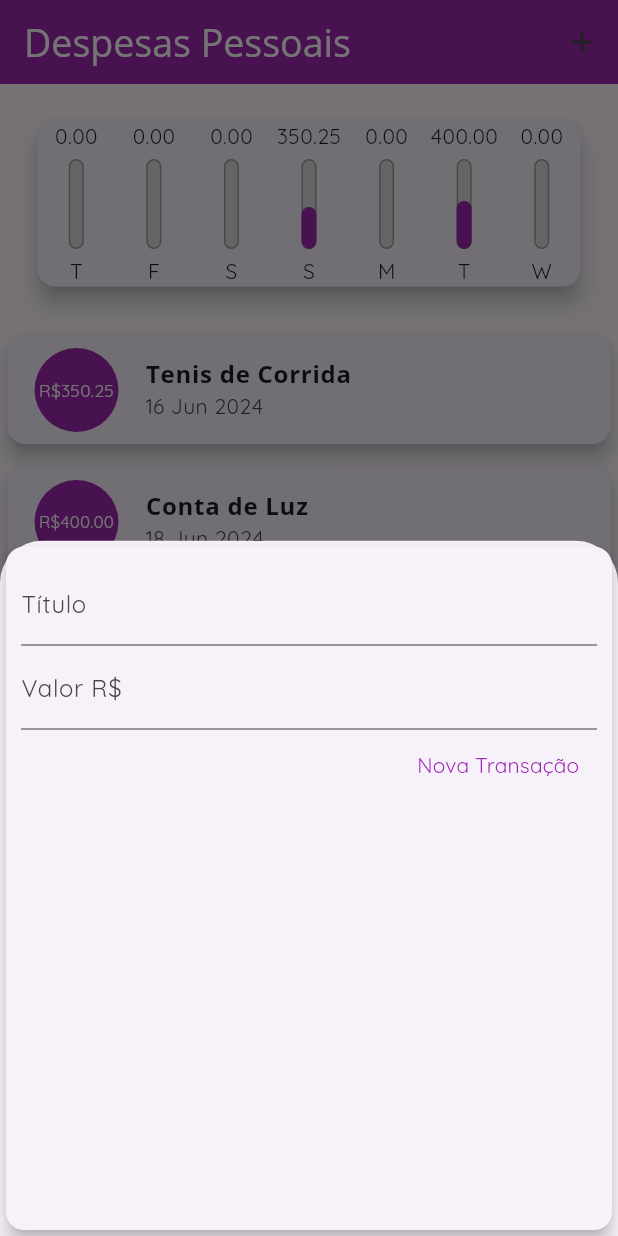
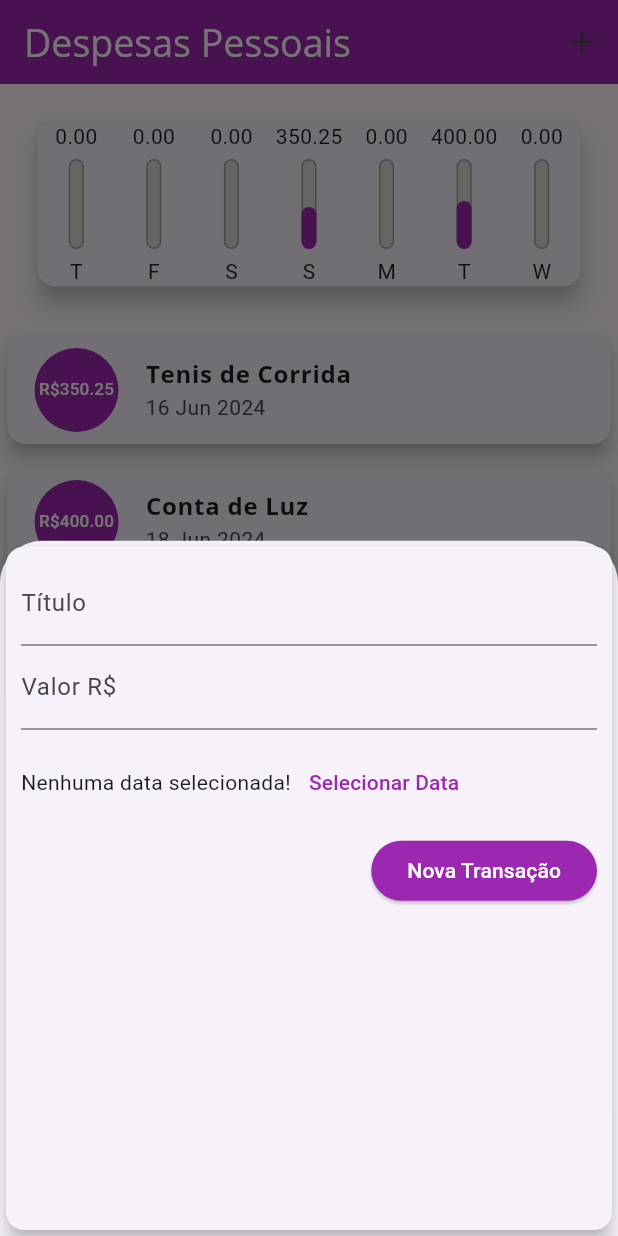
Before and after one commit to juniin1233/Expenses, a Flutter app: the screen it shows after launch, after a tap on the "add" icon, on a phone screen of 412 x 824 dp. Run offline on Flutter 3.47's test engine with Material 3 defaults, Android fonts, the phone set to English and light mode, and no system bars.

Commit message:
Update no Form

```diff
--- a/expenses/lib/main.dart
+++ b/expenses/lib/main.dart
@@ -14,7 +14,7 @@ class Expenses extends StatelessWidget {
       debugShowCheckedModeBanner: false,
       home: const MyHomePage(),
       theme: ThemeData(
-        fontFamily: 'Quicksand',
+        // fontFamily: 'Quicksand',
         appBarTheme: const AppBarTheme(
           titleTextStyle: TextStyle(
             fontSize: 25,
--- a/expenses/lib/widgets/transaction_form.dart
+++ b/expenses/lib/widgets/transaction_form.dart
@@ -10,7 +10,6 @@ class TransactionForm extends StatefulWidget {
 }
 
 class _TransactionFormState extends State<TransactionForm> {
-
   final titleController = TextEditingController();
   final valueController = TextEditingController();
 
@@ -21,7 +20,7 @@ class _TransactionFormState extends State<TransactionForm> {
     final value = double.tryParse(valueController.text) ?? 0.0;
 
     // Esta fazendo uma verificação, caso o titulo estiver vazio e o valor for menor ou igual à zero
-    if(title.isEmpty || value <= 0){
+    if (title.isEmpty || value <= 0) {
       return;
     }
 
@@ -52,16 +51,37 @@ class _TransactionFormState extends State<TransactionForm> {
               ),
               // Colocando o parametro _ para identificar que não usaremos esse parametro
               onSubmitted: (_) => _submittForm(),
-              keyboardType: const TextInputType.numberWithOptions(decimal: true),
+              keyboardType:
+                  const TextInputType.numberWithOptions(decimal: true),
+            ),
+            Container(
+              height: 70,
+              child: Row(
+                children: [
+                  const Text('Nenhuma data selecionada!'),
+                  TextButton(
+                    onPressed: () {},
+                    child: const Text(
+                      'Selecionar Data',
+                      style: TextStyle(
+                        color: Colors.purple,
+                      ),
+                    ),
+                  ),
+                ],
+              ),
             ),
             Row(
               mainAxisAlignment: MainAxisAlignment.end,
               children: [
-                TextButton(
+                ElevatedButton(
+                  style: ElevatedButton.styleFrom(
+                    backgroundColor: Colors.purple
+                  ),
                   onPressed: _submittForm,
                   child: const Text(
                     'Nova Transação',
-                    style: TextStyle(color: Colors.purple),
+                    style: TextStyle(color: Colors.white),
                   ),
                 ),
               ],
```
